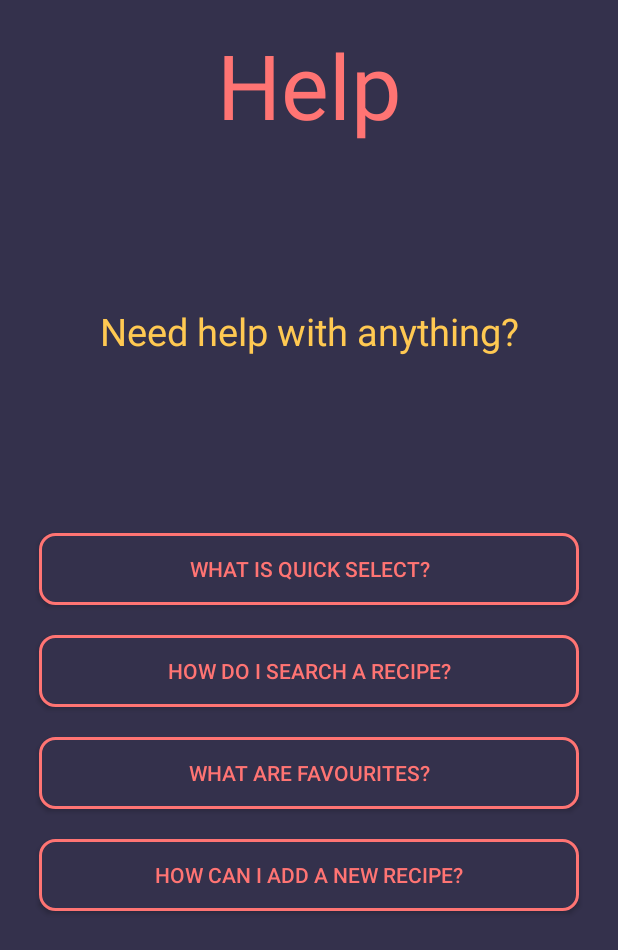
After one commit to IMFIL/cookR, an Android app: the HelpActivity screen opened directly, with no data from a screen before it, on a phone screen of 412 x 824 dp. The commit adds this screen. Shown: the top 950 px of the screen. Run offline under Robolectric (Android 15) with nearby library versions, the phone set to English and light mode, and no system bars.

Commit message:
Completed the Help and all associated pages
Some shit left

```diff
--- a/app/build.gradle
+++ b/app/build.gradle
@@ -25,5 +25,6 @@ dependencies {
         exclude group: 'com.android.support', module: 'support-annotations'
     })
     compile 'com.android.support:appcompat-v7:24.2.1'
+    compile 'com.android.support:design:24.2.1'
     testCompile 'junit:junit:4.12'
 }
--- a/app/src/main/AndroidManifest.xml
+++ b/app/src/main/AndroidManifest.xml
@@ -15,6 +15,11 @@
                 <category android:name="android.intent.category.LAUNCHER" />
             </intent-filter>
         </activity>
+        <activity android:name=".HelpActivity" />
+        <activity android:name=".helpWhatSelect" />
+        <activity android:name=".helpSearchRecipe" />
+        <activity android:name=".helpWhatFavourites" />
+        <activity android:name=".helpAddNewRecipe"></activity>
     </application>
 
 </manifest>
--- /dev/null
+++ b/app/src/main/java/com/uottawa/cookr/HelpActivity.java
@@ -0,0 +1,39 @@
+package com.uottawa.cookr;
+
+import android.content.Intent;
+import android.support.v7.app.AppCompatActivity;
+import android.os.Bundle;
+import android.view.View;
+
+public class HelpActivity extends AppCompatActivity {
+
+    @Override
+    protected void onCreate(Bundle savedInstanceState) {
+        super.onCreate(savedInstanceState);
+        setContentView(R.layout.activity_help);
+    }
+
+    public void helpAddRecipe(View view){
+
+        Intent intent = new Intent(this, helpAddNewRecipe.class);
+        startActivity(intent);
+    }
+
+    public void helpWhatFavourites(View view){
+
+        Intent intent = new Intent(this, helpWhatFavourites.class);
+        startActivity(intent);
+    }
+
+    public void helpSearchRecipe(View view){
+
+        Intent intent = new Intent(this, helpSearchRecipe.class);
+        startActivity(intent);
+    }
+
+    public void helpWhatSelect(View view){
+
+        Intent intent = new Intent(this, helpWhatSelect.class);
+        startActivity(intent);
+    }
+}
--- /dev/null
+++ b/app/src/main/res/drawable/border.xml
@@ -0,0 +1,14 @@
+<?xml version="1.0" encoding="utf-8"?>
+<selector xmlns:android="http://schemas.android.com/apk/res/android">
+    <item>
+        <shape android:shape="rectangle">
+            <solid android:color="@color/darkPastel"/>
+            <corners android:radius="10dp" />
+            <stroke
+                android:width="2dp"
+                android:color="@color/redPastel"
+                />
+        </shape>
+    </item>
+
+</selector>
--- /dev/null
+++ b/app/src/main/res/layout/activity_help.xml
@@ -0,0 +1,111 @@
+<?xml version="1.0" encoding="utf-8"?>
+<RelativeLayout xmlns:android="http://schemas.android.com/apk/res/android"
+    xmlns:tools="http://schemas.android.com/tools"
+    android:id="@+id/activity_help"
+    android:layout_width="match_parent"
+    android:layout_height="match_parent"
+    android:paddingBottom="@dimen/activity_vertical_margin"
+    android:paddingLeft="@dimen/activity_horizontal_margin"
+    android:paddingRight="@dimen/activity_horizontal_margin"
+    android:paddingTop="@dimen/activity_vertical_margin"
+    tools:context="com.uottawa.cookr.HelpActivity"
+    android:background="@color/darkPastel">
+
+    <LinearLayout
+        android:orientation="vertical"
+        android:layout_width="match_parent"
+        android:layout_height="match_parent"
+        android:weightSum="1"
+        android:layout_alignParentTop="true"
+        android:layout_alignParentLeft="true"
+        android:layout_alignParentStart="true">
+
+        <TextView
+            android:text="@string/help_header"
+            android:layout_width="match_parent"
+            android:layout_height="wrap_content"
+            android:id="@+id/helpHeader"
+            android:gravity="center|clip_horizontal"
+            android:textSize="60sp"
+            android:textColor="@color/redPastel" />
+
+        <LinearLayout
+            android:orientation="horizontal"
+            android:layout_width="match_parent"
+            android:layout_height="124dp"
+            android:layout_weight="0.41">
+
+            <TextView
+                android:text="Need help with anything?"
+                android:layout_width="match_parent"
+                android:layout_height="match_parent"
+                android:id="@+id/needHelp"
+                android:gravity="center_horizontal|center"
+                android:textColor="@color/yellowPastel"
+                android:textSize="25sp" />
+
+        </LinearLayout>
+
+        <LinearLayout
+            android:orientation="vertical"
+            android:layout_width="match_parent"
+            android:layout_height="wrap_content">
+
+            <Button
+                android:text="What Is Quick Select?"
+                android:layout_width="match_parent"
+                android:layout_height="wrap_content"
+                android:id="@+id/btn_help_quickSelect"
+                android:background="@drawable/border"
+                android:layout_marginBottom="20dp"
+                android:textColor="@color/redPastel"
+                android:layout_marginLeft="10dp"
+                android:layout_marginRight="10dp"
+                android:layout_marginTop="10dp"
+                android:onClick="helpWhatSelect"
+                android:soundEffectsEnabled="true" />
+
+            <Button
+                android:text="How Do I Search A Recipe?"
+                android:layout_width="match_parent"
+                android:layout_height="wrap_content"
+                android:id="@+id/btn_help_SearchRecipe"
+                android:background="@drawable/border"
+                android:layout_marginBottom="20dp"
+                android:textColor="@color/redPastel"
+                android:layout_marginLeft="10dp"
+                android:layout_marginRight="10dp"
+                android:onClick="helpSearchRecipe"
+                android:soundEffectsEnabled="true" />
+
+            <Button
+                android:text="What Are Favourites?"
+                android:layout_width="match_parent"
+                android:layout_height="wrap_content"
+                android:id="@+id/btn_help_favourites"
+                android:background="@drawable/border"
+                android:layout_marginBottom="20dp"
+                android:textColor="@color/redPastel"
+                android:layout_marginLeft="10dp"
+                android:layout_marginRight="10dp"
+                android:onClick="helpWhatFavourites"
+                android:soundEffectsEnabled="true" />
+
+            <Button
+                android:text="How Can I add A new Recipe?"
+                android:layout_width="match_parent"
+                android:layout_height="wrap_content"
+                android:id="@+id/btn_help_addNewRecipe"
+                android:background="@drawable/border"
+                android:layout_marginBottom="20dp"
+                android:textColor="@color/redPastel"
+                android:layout_marginLeft="10dp"
+                android:layout_marginRight="10dp"
+                android:onClick="helpAddRecipe"
+                android:soundEffectsEnabled="true" />
+
+        </LinearLayout>
+
+    </LinearLayout>
+
+</RelativeLayout>
--- /dev/null
+++ b/app/src/main/res/values-v21/styles.xml
@@ -0,0 +1 @@
+<resources></resources>
--- a/app/src/main/res/values/dimens.xml
+++ b/app/src/main/res/values/dimens.xml
@@ -2,4 +2,7 @@
     <!-- Default screen margins, per the Android Design guidelines. -->
     <dimen name="activity_horizontal_margin">16dp</dimen>
     <dimen name="activity_vertical_margin">16dp</dimen>
+    <dimen name="app_bar_height">180dp</dimen>
+    <dimen name="fab_margin">16dp</dimen>
+    <dimen name="text_margin">16dp</dimen>
 </resources>
--- a/app/src/main/res/values/styles.xml
+++ b/app/src/main/res/values/styles.xml
@@ -8,4 +8,8 @@
         <item name="colorAccent">@color/colorAccent</item>
     </style>
 
+    <style name="AppTheme.AppBarOverlay" parent="ThemeOverlay.AppCompat.Dark.ActionBar" />
+
+    <style name="AppTheme.PopupOverlay" parent="ThemeOverlay.AppCompat.Light" />
+
 </resources>
```
Also changed, not shown: app/src/main/java/com/uottawa/cookr/MainActivity.java (+12 -0 lines), app/src/main/java/com/uottawa/cookr/helpAddNewRecipe.java (added, +13 -0 lines), app/src/main/java/com/uottawa/cookr/helpSearchRecipe.java (added, +13 -0 lines), app/src/main/java/com/uottawa/cookr/helpWhatFavourites.java (added, +13 -0 lines), app/src/main/java/com/uottawa/cookr/helpWhatSelect.java (added, +13 -0 lines), app/src/main/res/layout/activity_help_add_new_recipe.xml (added, +41 -0 lines), app/src/main/res/layout/activity_help_search_recipe.xml (added, +27 -0 lines), app/src/main/res/layout/activity_help_what_favourites.xml (added, +38 -0 lines), app/src/main/res/layout/activity_help_what_select.xml (added, +27 -0 lines), app/src/main/res/layout/activity_main.xml (+16 -6 lines), app/src/main/res/menu/menu_help.xml (added, +10 -0 lines), app/src/main/res/values/strings.xml (+8 -1 lines).
